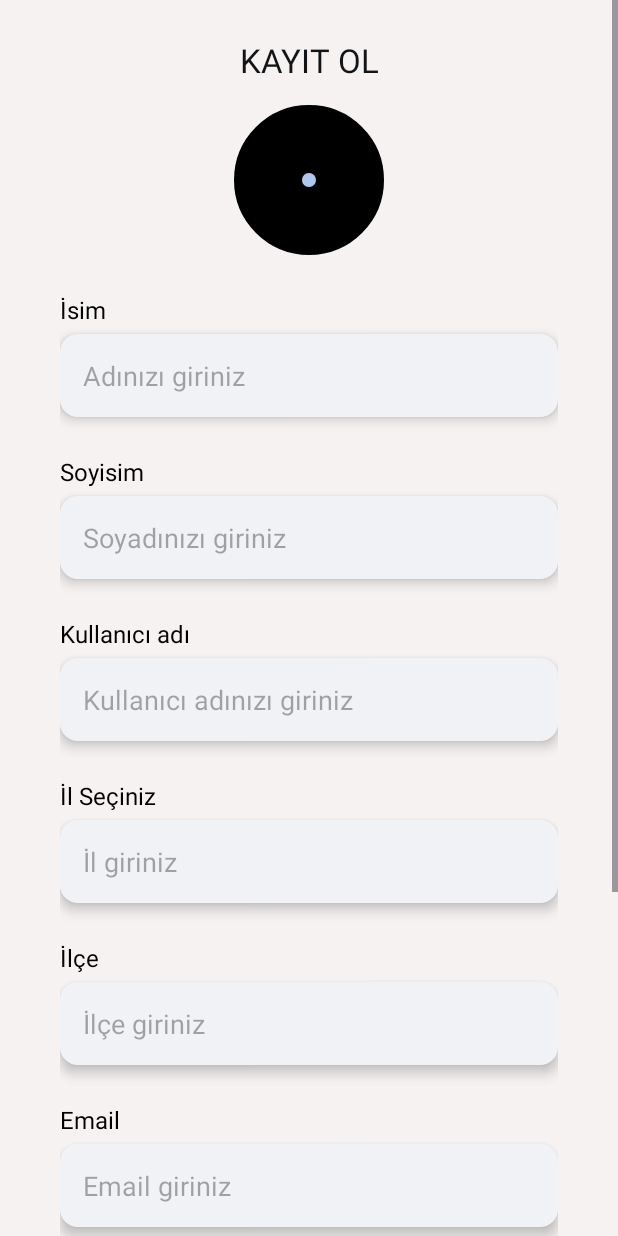
After one commit to Ylmzezgi/SporTinder, an Android app: the RegisterPage screen opened directly, with no data from a screen before it, on a phone screen of 412 x 824 dp. The commit adds this screen. Run offline under Robolectric (Android 15) with nearby library versions, the phone set to English and light mode, and no system bars; our stand-ins replace CircleImageView.

Commit message:
RegisterPage oluşturuldu

```diff
--- a/app/build.gradle.kts
+++ b/app/build.gradle.kts
@@ -45,4 +45,5 @@ dependencies {
     testImplementation(libs.junit)
     androidTestImplementation(libs.androidx.junit)
     androidTestImplementation(libs.androidx.espresso.core)
+    implementation ("de.hdodenhof:circleimageview:3.1.0")
 }
--- a/app/src/main/AndroidManifest.xml
+++ b/app/src/main/AndroidManifest.xml
@@ -12,6 +12,9 @@
         android:supportsRtl="true"
         android:theme="@style/Theme.SporFinder"
         tools:targetApi="31">
+        <activity
+            android:name=".RegisterPage"
+            android:exported="false" />
         <activity
             android:name=".LoginPage"
             android:exported="true">
--- /dev/null
+++ b/app/src/main/java/com/ezgiyilmaz/sporfinder/RegisterPage.kt
@@ -0,0 +1,20 @@
+package com.ezgiyilmaz.sporfinder
+
+import android.os.Bundle
+import androidx.activity.enableEdgeToEdge
+import androidx.appcompat.app.AppCompatActivity
+import androidx.core.view.ViewCompat
+import androidx.core.view.WindowInsetsCompat
+
+class RegisterPage : AppCompatActivity() {
+    override fun onCreate(savedInstanceState: Bundle?) {
+        super.onCreate(savedInstanceState)
+        enableEdgeToEdge()
+        setContentView(R.layout.activity_register_page)
+        ViewCompat.setOnApplyWindowInsetsListener(findViewById(R.id.main)) { v, insets ->
+            val systemBars = insets.getInsets(WindowInsetsCompat.Type.systemBars())
+            v.setPadding(systemBars.left, systemBars.top, systemBars.right, systemBars.bottom)
+            insets
+        }
+    }
+}
--- /dev/null
+++ b/app/src/main/res/layout/activity_register_page.xml
@@ -0,0 +1,239 @@
+<?xml version="1.0" encoding="utf-8"?>
+<androidx.constraintlayout.widget.ConstraintLayout xmlns:android="http://schemas.android.com/apk/res/android"
+    xmlns:app="http://schemas.android.com/apk/res-auto"
+    xmlns:tools="http://schemas.android.com/tools"
+    android:id="@+id/main"
+    android:layout_width="match_parent"
+    android:layout_height="match_parent"
+    tools:context=".RegisterPage"
+    android:background="#F6F2F2">
+    <ScrollView
+        android:layout_width="match_parent"
+        android:layout_height="match_parent">
+        <LinearLayout
+            android:layout_width="match_parent"
+            android:layout_height="match_parent"
+            android:orientation="vertical"
+            android:paddingRight="40dp"
+            android:paddingLeft="40dp"
+            >
+
+            <TextView
+                android:layout_width="match_parent"
+                android:layout_height="wrap_content"
+                android:text="KAYIT OL"
+                android:layout_marginTop="25dp"
+                android:textSize="22sp"
+                android:textAlignment="center"
+                android:textColor="#121417"></TextView>
+
+               <de.hdodenhof.circleimageview.CircleImageView
+                   android:layout_width="100dp"
+                   android:layout_height="100dp"
+                   android:src="@drawable/gallery"
+                   android:scaleType="fitXY"
+                   android:layout_marginTop="15dp"
+                   app:civ_border_width="45dp"
+                   android:layout_gravity="center"
+                   app:civ_border_color="@color/black"/>
+            <TextView
+                android:layout_width="match_parent"
+                android:layout_height="wrap_content"
+                android:text="İsim"
+                android:textColor="@color/black"
+                android:textSize="16sp"
+                android:layout_marginTop="25dp"/>
+
+            <EditText
+                android:id="@+id/nameEditText"
+                android:layout_width="match_parent"
+                android:layout_height="wrap_content"
+                android:background="@drawable/edittextstyle"
+                android:ems="10"
+                android:elevation="5dp"
+                android:padding="15dp"
+                android:layout_marginTop="5dp"
+                android:hint="Adınızı giriniz"
+                android:inputType="text"
+                app:layout_constraintEnd_toEndOf="parent"
+                app:layout_constraintStart_toStartOf="parent"
+                tools:layout_editor_absoluteY="137dp" />
+
+            <TextView
+                android:layout_width="match_parent"
+                android:layout_height="wrap_content"
+                android:text="Soyisim"
+                android:textColor="@color/black"
+                android:textSize="16sp"
+                android:layout_marginTop="25dp"/>
+
+            <EditText
+                android:id="@+id/surnameEditText"
+                android:layout_width="match_parent"
+                android:layout_height="wrap_content"
+                android:background="@drawable/edittextstyle"
+                android:ems="10"
+                android:layout_marginTop="5dp"
+                android:hint="Soyadınızı giriniz"
+                android:elevation="5dp"
+                android:padding="15dp"
+                android:inputType="text"
+                app:layout_constraintEnd_toEndOf="parent"
+                app:layout_constraintStart_toStartOf="parent"
+                tools:layout_editor_absoluteY="137dp" />
+
+            <TextView
+                android:layout_width="match_parent"
+                android:layout_height="wrap_content"
+                android:text="Kullanıcı adı"
+                android:textColor="@color/black"
+                android:textSize="16sp"
+                android:layout_marginTop="25dp"/>
+
+            <EditText
+                android:id="@+id/userNameEditText"
+                android:layout_width="match_parent"
+                android:layout_height="wrap_content"
+                android:background="@drawable/edittextstyle"
+                android:ems="10"
+                android:elevation="5dp"
+                android:padding="15dp"
+                android:layout_marginTop="5dp"
+                android:hint="Kullanıcı adınızı giriniz"
+                android:inputType="text"
+                app:layout_constraintEnd_toEndOf="parent"
+                app:layout_constraintStart_toStartOf="parent"
+                tools:layout_editor_absoluteY="137dp" />
+
+            <TextView
+                android:layout_width="match_parent"
+                android:layout_height="wrap_content"
+                android:text="İl Seçiniz"
+                android:textColor="@color/black"
+                android:textSize="16sp"
+                android:layout_marginTop="25dp"/>
+
+            <EditText
+                android:id="@+id/cityEditText"
+                android:layout_width="match_parent"
+                android:layout_height="wrap_content"
+                android:background="@drawable/edittextstyle"
+                android:ems="10"
+                android:layout_marginTop="5dp"
+                android:hint="İl giriniz"
+                android:elevation="5dp"
+                android:padding="15dp"
+                android:inputType="text"
+                app:layout_constraintEnd_toEndOf="parent"
+                app:layout_constraintStart_toStartOf="parent"
+                tools:layout_editor_absoluteY="137dp" />
+
+            <TextView
+                android:layout_width="match_parent"
+                android:layout_height="wrap_content"
+                android:text="İlçe"
+                android:textColor="@color/black"
+                android:textSize="16sp"
+                android:layout_marginTop="25dp"/>
+
+            <EditText
+                android:id="@+id/townshipEditText"
+                android:layout_width="match_parent"
+                android:layout_height="wrap_content"
+                android:background="@drawable/edittextstyle"
+                android:ems="10"
+                android:layout_marginTop="5dp"
+                android:hint="İlçe giriniz"
+                android:inputType="text"
+                android:elevation="5dp"
+                android:padding="15dp"
+                app:layout_constraintEnd_toEndOf="parent"
+                app:layout_constraintStart_toStartOf="parent"
+                tools:layout_editor_absoluteY="137dp" />
+
+            <TextView
+                android:layout_width="match_parent"
+                android:layout_height="wrap_content"
+                android:text="Email"
+                android:textColor="@color/black"
+                android:textSize="16sp"
+                android:layout_marginTop="25dp"/>
+
+            <EditText
+                android:id="@+id/emailEditText"
+                android:layout_width="match_parent"
+                android:layout_height="wrap_content"
+                android:background="@drawable/edittextstyle"
+                android:ems="10"
+                android:layout_marginTop="5dp"
+                android:hint="Email giriniz"
+                android:elevation="5dp"
+                android:padding="15dp"
+                android:inputType="textWebEmailAddress"
+                app:layout_constraintEnd_toEndOf="parent"
+                app:layout_constraintStart_toStartOf="parent"
+                tools:layout_editor_absoluteY="137dp" />
+
+            <TextView
+                android:layout_width="match_parent"
+                android:layout_height="wrap_content"
+                android:text="Şifre"
+                android:textColor="@color/black"
+                android:textSize="16sp"
+                android:layout_marginTop="25dp"/>
+
+            <EditText
+                android:id="@+id/passwordEditText"
+                android:layout_width="match_parent"
+                android:layout_height="wrap_content"
+                android:background="@drawable/edittextstyle"
+                android:ems="10"
+                android:layout_marginTop="5dp"
+                android:hint="Şifre giriniz"
+                android:elevation="5dp"
+                android:padding="15dp"
+                android:inputType="textPassword"
+                app:layout_constraintEnd_toEndOf="parent"
+                app:layout_constraintStart_toStartOf="parent"
+                tools:layout_editor_absoluteY="137dp" />
+
+            <TextView
+                android:layout_width="match_parent"
+                android:layout_height="wrap_content"
+                android:text="Şifre Tekrar"
+                android:textColor="@color/black"
+                android:textSize="16sp"
+                android:layout_marginTop="25dp"/>
+
+            <EditText
+                android:id="@+id/againPasswordEditText"
+                android:layout_width="match_parent"
+                android:layout_height="wrap_content"
+                android:background="@drawable/edittextstyle"
+                android:ems="10"
+                android:layout_marginTop="5dp"
+                android:hint="Şifrenizi tekrar giriniz"
+                android:elevation="5dp"
+                android:padding="15dp"
+                android:inputType="textPassword"
+                app:layout_constraintEnd_toEndOf="parent"
+                app:layout_constraintStart_toStartOf="parent"
+                tools:layout_editor_absoluteY="137dp" />
+
+            <Button
+                android:id="@+id/saveButton"
+                android:onClick="saveOnClick"
+                android:layout_width="match_parent"
+                android:layout_height="wrap_content"
+                android:text="Kayıt Ol"
+                android:layout_marginTop="30dp"
+                android:layout_marginBottom="30dp"
+                android:textStyle="bold"
+                android:background="@drawable/butonstyle"/>
+
+
+        </LinearLayout>
+
+    </ScrollView>
+
+</androidx.constraintlayout.widget.ConstraintLayout>
```
Also changed, not shown: app/src/main/res/layout/activity_login_page.xml (+0 -7 lines), app/src/main/res/drawable/gallery.png (added).
